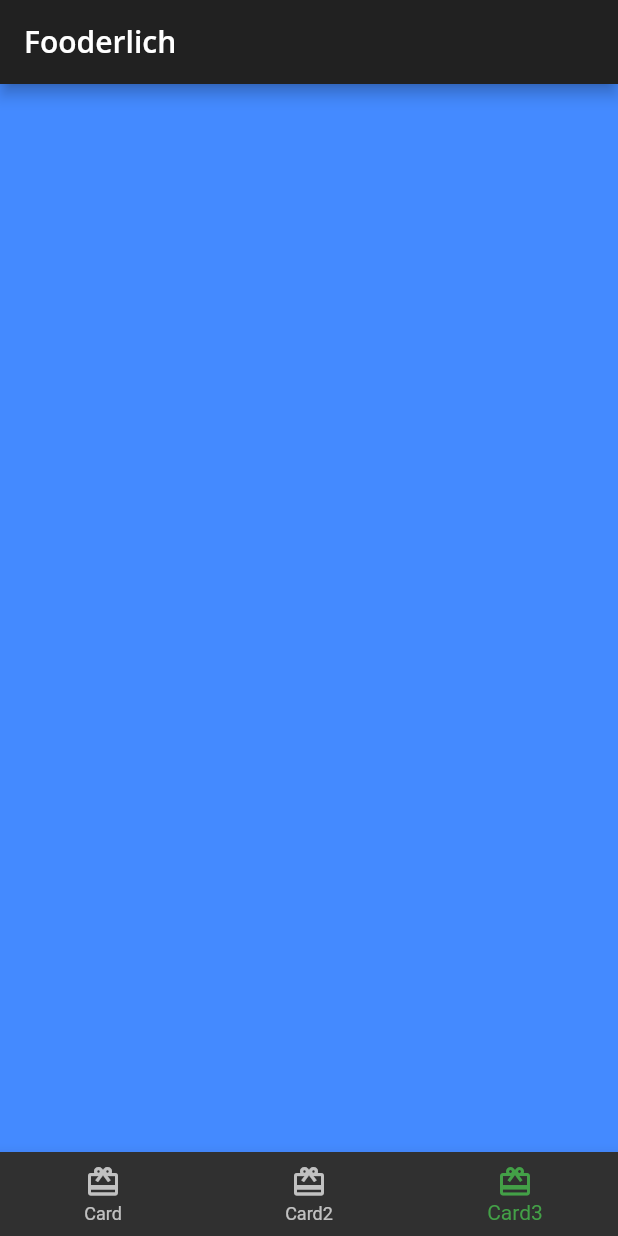
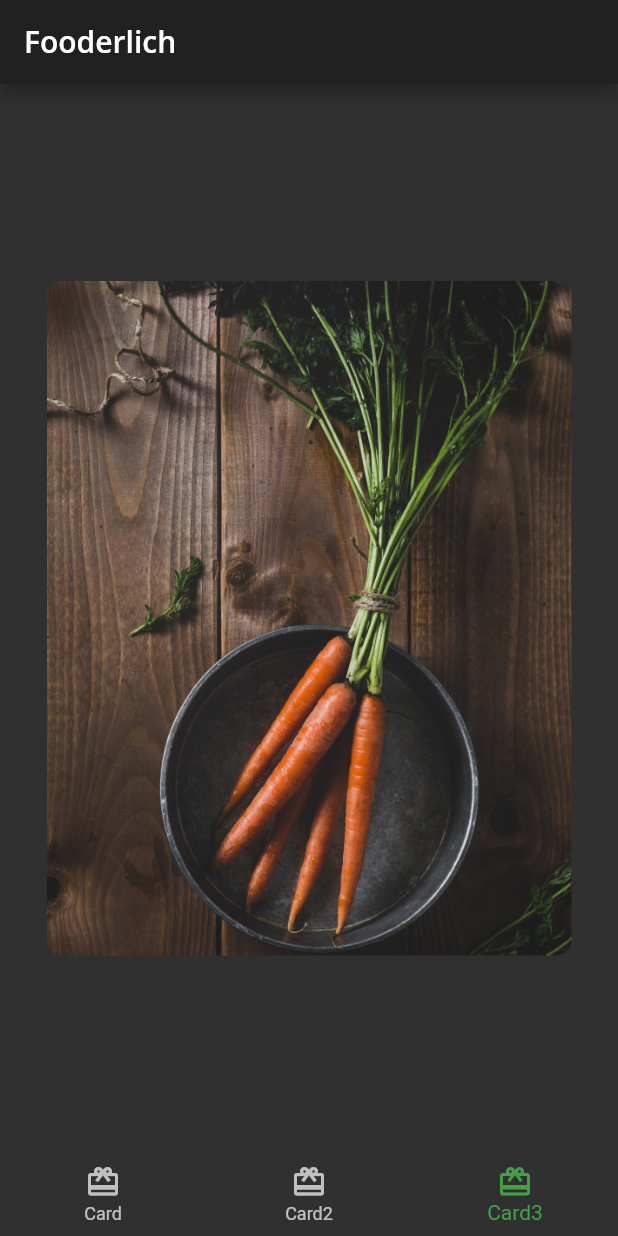
Before and after one commit to lakshayraturi/fooderlich, a Flutter app: the screen it shows after launch, item 3 of the bottom bar chosen, on a phone screen of 412 x 824 dp. Run offline on Flutter 3.47's test engine with Material 2 defaults, Android fonts, the phone set to English and light mode, and no system bars; our stand-ins replace google_fonts.

Commit message:
Setting up card3

```diff
--- /dev/null
+++ b/lib/card3.dart
@@ -0,0 +1,27 @@
+import 'package:flutter/material.dart';
+
+class Card3 extends StatelessWidget {
+  const Card3({Key key}) : super(key: key);
+  @override
+  Widget build(BuildContext context) {
+    return Center(
+      child: Container(
+        constraints: const BoxConstraints.expand(height: 450, width: 350),
+        decoration: const BoxDecoration(
+          image: DecorationImage(
+            image: AssetImage('assets/mag2.png'),
+            fit: BoxFit.cover,
+          ),
+          borderRadius: BorderRadius.all(Radius.circular(10)),
+        ),
+        child: Stack(
+          children: [
+            // TODO 5: ADD DARK OVERLAY BOXDECORATION
+            // TODO 5: ADD CONTAINER, COLUMN, ICON AND TEXT
+            // TODO 5: ADD CENTER WIDGET WITH CHIP WIDGET CHILDREN
+          ],
+        ),
+      ),
+    );
+  }
+}
--- a/lib/home.dart
+++ b/lib/home.dart
@@ -1,6 +1,7 @@
 import 'package:flutter/material.dart';
 import './card1.dart';
 import './card2.dart';
+import './card3.dart';
 
 class Home extends StatefulWidget {
   const Home({Key key}) : super(key: key);
@@ -14,7 +15,7 @@ class _HomeState extends State<Home> {
   static List<Widget> pages = <Widget>[
     const Card1(),
     const Card2(),
-    Container(color: Colors.blueAccent),
+    const Card3(),
   ];
 
   void _onItemTapped(int index) {
```
